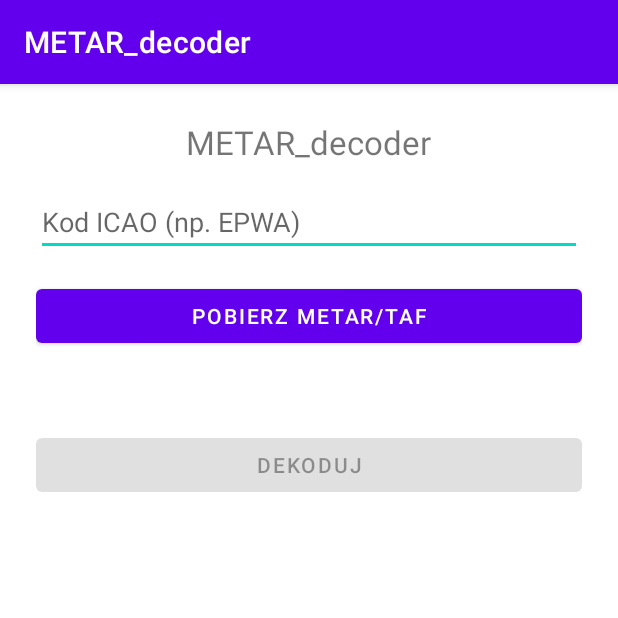
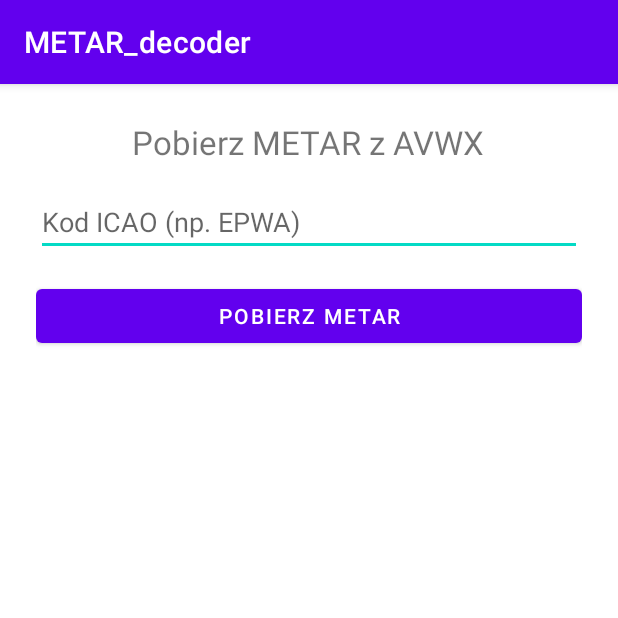
Before and after one commit to mburakowski/METAR-TAF_APP, an Android app: the HomeActivity screen opened directly, with no data from a screen before it, on a phone screen of 412 x 824 dp, the top half of it. Run offline under Robolectric (Android 15) with nearby library versions, the phone set to English and light mode, and no system bars.

Commit message:
Wersja ST

```diff
--- a/METAR_decoder/app/build.gradle.kts
+++ b/METAR_decoder/app/build.gradle.kts
@@ -38,5 +38,4 @@ dependencies {
     implementation("com.google.firebase:firebase-auth-ktx:22.3.1")
     implementation("com.squareup.okhttp3:okhttp:4.11.0")
     implementation("com.google.code.gson:gson:2.10.1")
-
 }
--- a/METAR_decoder/app/src/main/java/com/example/metar_decoder/MetarData.kt
+++ b/METAR_decoder/app/src/main/java/com/example/metar_decoder/MetarData.kt
@@ -12,7 +12,7 @@ data class MetarResponse(
     val visibility: ValueField?,
     val altimeter: ValueField?,
     val flight_rules: String?,
-    val clouds: List<Cloud>?
+    val cloudz: List<Cloud>?
 )
 
 data class Time(val repr: String?)
--- a/METAR_decoder/app/src/main/java/com/example/metar_decoder/MetarUtilis.kt
+++ b/METAR_decoder/app/src/main/java/com/example/metar_decoder/MetarUtilis.kt
@@ -25,7 +25,7 @@ fun parseMetarTime(code: String): String {
 
 @RequiresApi(Build.VERSION_CODES.O)
 fun formatMetar(metar: MetarResponse): String {
-    val cloudsDescription = metar.clouds?.joinToString("\n") {
+    val cloudsDescription = metar.cloudz?.joinToString("\n") {
         val type = when (it.type) {
             "SCT" -> "Rozproszone chmury (SCT)"
             "BKN" -> "Znaczne zachmurzenie (BKN)"
--- a/METAR_decoder/app/src/main/res/layout/activity_home.xml
+++ b/METAR_decoder/app/src/main/res/layout/activity_home.xml
@@ -9,7 +9,7 @@
 
     <TextView
         android:id="@+id/homeTitle"
-        android:text="METAR_decoder"
+        android:text="Pobierz METAR z AVWX"
         android:textSize="22sp"
         android:layout_width="wrap_content"
         android:layout_height="wrap_content"
@@ -17,51 +17,28 @@
 
     <EditText
         android:id="@+id/icaoEditText"
-        android:layout_width="match_parent"
-        android:layout_height="wrap_content"
         android:hint="Kod ICAO (np. EPWA)"
         android:inputType="text"
-        android:maxLength="4" />
+        android:maxLength="4"
+        android:layout_width="match_parent"
+        android:layout_height="wrap_content"/>
 
     <Button
         android:id="@+id/fetchButton"
-        android:text="POBIERZ METAR/TAF"
+        android:text="Pobierz METAR"
         android:layout_width="match_parent"
         android:layout_height="wrap_content"
         android:layout_marginTop="16dp"/>
 
     <ScrollView
         android:layout_width="match_parent"
-        android:layout_height="0dp"
-        android:layout_weight="1"
+        android:layout_height="wrap_content"
         android:layout_marginTop="16dp">
-        <LinearLayout
-            android:orientation="vertical"
+
+        <TextView
+            android:id="@+id/resultTextView"
             android:layout_width="match_parent"
-            android:layout_height="wrap_content">
-
-            <TextView
-                android:id="@+id/resultTextView"
-                android:layout_width="match_parent"
-                android:layout_height="wrap_content"
-                android:text=""
-                android:textIsSelectable="true"/>
-
-            <Button
-                android:id="@+id/decodeButton"
-                android:layout_width="match_parent"
-                android:layout_height="wrap_content"
-                android:text="Dekoduj"
-                android:enabled="false"
-                android:layout_marginTop="16dp" />
-
-            <TextView
-                android:id="@+id/decodedTextView"
-                android:layout_width="match_parent"
-                android:layout_height="wrap_content"
-                android:textSize="15sp"
-                android:layout_marginTop="12dp"
-                android:textColor="#333" />
-        </LinearLayout>
+            android:layout_height="wrap_content"
+            android:text="" />
     </ScrollView>
 </LinearLayout>
--- a/METAR_decoder/gradle/libs.versions.toml
+++ b/METAR_decoder/gradle/libs.versions.toml
@@ -1,5 +1,5 @@
 [versions]
-agp = "8.9.0"
+agp = "8.10.1"
 kotlin = "2.0.21"
 coreKtx = "1.15.0"
 junit = "4.13.2"
```
Also changed, not shown: METAR_decoder/app/src/main/java/com/example/metar_decoder/HomeActivity.kt (+62 -71 lines), METAR_decoder/app/src/main/java/com/example/metar_decoder/TAFData.kt (added, +56 -0 lines), METAR_decoder/app/src/main/java/com/example/metar_decoder/TAFUtilis.kt (added, +74 -0 lines).
